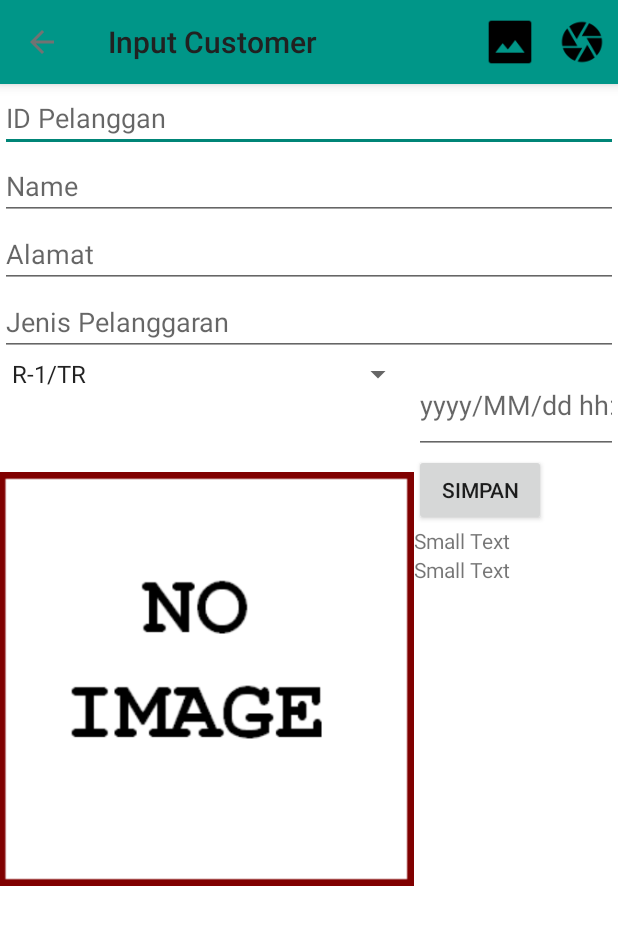
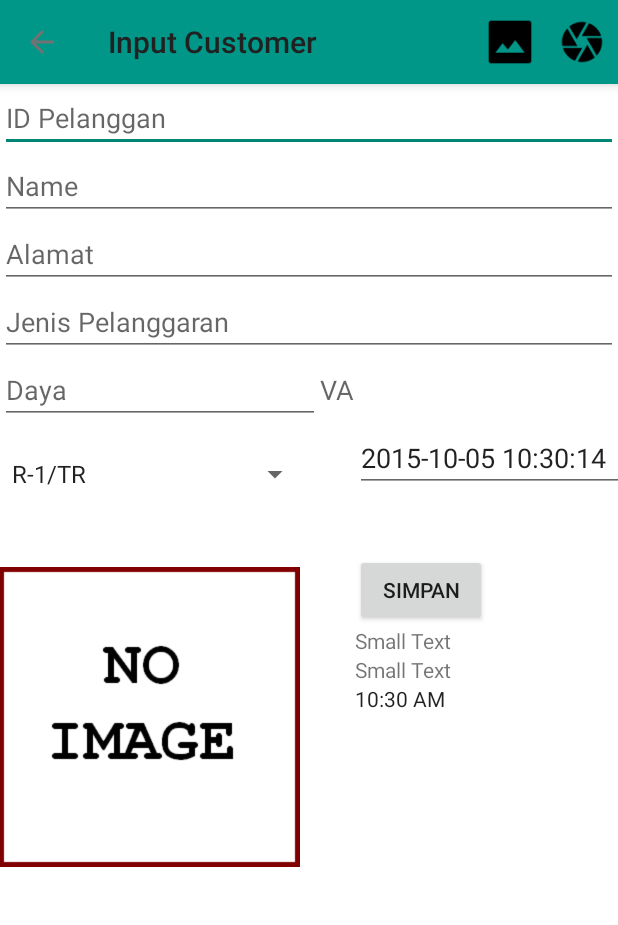
Before and after one commit to Dtech-Dev/Metal, an Android app: the InputCustomerActivity screen opened directly, with no data from a screen before it, on a phone screen of 412 x 824 dp. Shown: the top 925 px of the screen. Run offline under Robolectric (Android 15) with nearby library versions, the phone set to English and light mode, and no system bars; libraries missing offline, so code that uses them is left out: com.orm.

Commit message:
[FIX] a little fix
i dunno what to say.. just see at each file..

```diff
--- a/app/src/main/java/com/dtech/orm/ImageCustomer.java
+++ b/app/src/main/java/com/dtech/orm/ImageCustomer.java
@@ -7,6 +7,7 @@ import android.util.Base64;
 import com.orm.SugarRecord;
 
 import java.io.ByteArrayOutputStream;
+import java.math.BigDecimal;
 import java.text.SimpleDateFormat;
 import java.util.Calendar;
 import java.util.Collections;
@@ -29,6 +30,7 @@ public class ImageCustomer extends SugarRecord<ImageCustomer> {
     private String imageTest;
     private String foulType;
     private String foulDate;
+    private BigDecimal daya;
 
     private static final Bitmap.CompressFormat DEFAULT_COMPRESS_FORMAT = Bitmap.CompressFormat.JPEG;
     private static final int DEFAULT_COMPRESSION = 60;
@@ -36,7 +38,7 @@ public class ImageCustomer extends SugarRecord<ImageCustomer> {
     public ImageCustomer() {}
 
     public ImageCustomer(Customer customer, String name, String longitude, String latitude
-            , String imageTest, String foulType, String foulDate) {
+            , String imageTest, String foulType, String foulDate, BigDecimal daya) {
         this.setCustomer(customer);
         this.setName(name);
         this.setLongitude(longitude);
@@ -44,6 +46,7 @@ public class ImageCustomer extends SugarRecord<ImageCustomer> {
         this.setImageTest(imageTest);
         this.setFoulType(foulType);
         this.setFoulDate(foulDate);
+        this.setDaya(daya);
     }
 
     //Getter and Setter
@@ -155,8 +158,16 @@ public class ImageCustomer extends SugarRecord<ImageCustomer> {
         this.foulDate = foulDate;
     }
 
+    public BigDecimal getDaya() {
+        return daya;
+    }
+
+    public void setDaya(BigDecimal daya) {
+        this.daya = daya;
+    }
+
     public static String dateToString(Date date, String format) {
-        if (format.equals(null) || format.length() <= 0)
+        if (format == null || format.length() <= 0)
             format = DEFAULT_DATETIME_FORMAT;
         SimpleDateFormat sdf = new SimpleDateFormat(format);
         return sdf.format(date);
--- a/app/src/main/java/com/dtech/posisi/InputCustomerActivity.java
+++ b/app/src/main/java/com/dtech/posisi/InputCustomerActivity.java
@@ -22,6 +22,7 @@ import android.widget.Button;
 import android.widget.EditText;
 import android.widget.ImageView;
 import android.widget.Spinner;
+import android.widget.TextClock;
 import android.widget.TextView;
 import android.widget.Toast;
 
@@ -33,6 +34,7 @@ import com.google.android.gms.location.LocationServices;
 
 import java.io.File;
 import java.io.IOException;
+import java.math.BigDecimal;
 import java.util.Calendar;
 import java.util.List;
 
@@ -55,8 +57,10 @@ public class InputCustomerActivity extends AppCompatActivity implements GoogleAp
     //    private Button btnUploadImg;
     private TextView tLat;
     private TextView tLong;
+    private TextClock textClock;
     private EditText etFoulDate;
     private ImageView imagePelanggan;
+    private EditText textDaya;
 
     private GoogleApiClient mGoogleApiClient;
 
@@ -173,16 +177,28 @@ public class InputCustomerActivity extends AppCompatActivity implements GoogleAp
                 }
 
                 if (cust == null) {
-                    Toast.makeText(InputCustomerActivity.this, "Penyimpanan gagal!! ", Toast.LENGTH_SHORT).show();
+                    Toast.makeText(InputCustomerActivity.this, "Penyimpanan gagal!! ",
+                            Toast.LENGTH_SHORT).show();
                     return;
                 }
 
-                String encodedImg = ImageCustomer.encodeImage(imagePelanggan.getDrawingCache(), null, 100);
+                String encodedImg = ImageCustomer.encodeImage(imagePelanggan.getDrawingCache(),
+                        null, 100);
+                String foulDate = etFoulDate.getText().toString(); // + " " +
+//                        textClock.getText().toString(); // TODO : later we set a time for this
                 ImageCustomer cstImage = new ImageCustomer(cust, "test", cbLat, cbLong, encodedImg
-                        , etFoulType.getText().toString(), etFoulDate.getText().toString());
+                        , etFoulType.getText().toString(), foulDate
+                        , new BigDecimal(textDaya.getText().toString()));
                 cstImage.save();
-                Toast.makeText(InputCustomerActivity.this, "Data Anda telah disimpan. ", Toast.LENGTH_SHORT).show();
+                Toast.makeText(InputCustomerActivity.this, "Data Anda telah disimpan. ",
+                        Toast.LENGTH_SHORT).show();
 
+                resetFields();
+            }
+        });
+    }
+
+    private void resetFields() {
         etCode.setText("");
         etName.setText("");
         etAddress.setText("");
@@ -191,8 +207,7 @@ public class InputCustomerActivity extends AppCompatActivity implements GoogleAp
         tLat.setText("");
         tLong.setText("");
         imagePelanggan.setImageBitmap(null);
-            }
-        });
+        textDaya.setText("0");
     }
 
     private void setEditTextCustInfo() {
@@ -204,6 +219,8 @@ public class InputCustomerActivity extends AppCompatActivity implements GoogleAp
         etFoulDate.setText(ImageCustomer.dateToString(Calendar.getInstance().getTime(), null));
         tLat = (TextView) findViewById(R.id.tLat);
         tLong = (TextView) findViewById(R.id.tLong);
+        textDaya = (EditText) findViewById(R.id.textDaya);
+        textClock = (TextClock) findViewById(R.id.textClock);
 
         etCode = (EditText) findViewById(R.id.textCustID);
         etCode.addTextChangedListener(new TextWatcher() {
@@ -220,16 +237,13 @@ public class InputCustomerActivity extends AppCompatActivity implements GoogleAp
                         for (Customer custx : cust) {
                             etName.setText(custx.getName());
                             etAddress.setText(custx.getAddress());
-                            etFoulType.setText(custx.getTarifdaya());
                             tLat.setText(custx.getLastXPosition());
                             tLong.setText(custx.getLastYPosition());
                             setSpinnerTarif(custx.getTarifdaya());
                         }
                     } else {
-                        etCode.setText("");
                         etName.setText("");
                         etAddress.setText("");
-                        etFoulType.setText("");
                         setSpinnerTarif("");
                         tLat.setText("");
                         tLong.setText("");
--- a/app/src/main/java/com/dtech/posisi/NavDrawerFragment.java
+++ b/app/src/main/java/com/dtech/posisi/NavDrawerFragment.java
@@ -12,12 +12,10 @@ import android.support.v7.app.ActionBarDrawerToggle;
 import android.support.v7.widget.LinearLayoutManager;
 import android.support.v7.widget.RecyclerView;
 import android.view.GestureDetector;
-import android.view.Gravity;
 import android.view.LayoutInflater;
 import android.view.MotionEvent;
 import android.view.View;
 import android.view.ViewGroup;
-import android.widget.Button;
 
 import java.util.ArrayList;
 import java.util.List;
@@ -108,7 +106,7 @@ public class NavDrawerFragment extends Fragment {
 
         int[] icons={R.drawable.ic_polymer_black_24dp, R.drawable.ic_camera_enhance_black_24dp,
                 R.drawable.ic_room_black_24dp, R.drawable.ic_assignment_ind_black_24dp};
-        String[] title={"Input", "Gallery", "Check Map", "Show Log"};
+        String[] title={"Input Pelanggaran", "Gallery", "Check Map", "Show Log"};
         for (int i=0;i<title.length && i<icons.length; i++){
             Information current=new Information();
             current.title=title[i];
--- a/app/src/main/res/layout/activity_input_customer.xml
+++ b/app/src/main/res/layout/activity_input_customer.xml
@@ -7,19 +7,16 @@
         android:layout_width="match_parent"
         android:layout_height="match_parent">
 
-        <include
-            android:layout_width="wrap_content"
-            android:layout_height="wrap_content"
-            layout="@layout/app_bar"
-            android:layout_alignParentTop="true"
-            android:id="@+id/barInputCust"
-            android:layout_alignParentRight="true"
-            android:layout_alignParentEnd="true"
+        <TableLayout
+            android:orientation="vertical"
+            android:layout_width="match_parent"
+            android:layout_height="match_parent"
+            android:layout_below="@+id/barInputCust"
             android:layout_alignParentLeft="true"
-            android:layout_alignParentStart="true" />
+            android:layout_alignParentStart="true">
 
             <EditText
-            android:layout_width="wrap_content"
+                android:layout_width="match_parent"
                 android:layout_height="wrap_content"
                 android:id="@+id/textCustID"
                 android:layout_below="@+id/barInputCust"
@@ -30,7 +27,7 @@
                 android:layout_alignParentEnd="true" />
 
             <EditText
-            android:layout_width="wrap_content"
+                android:layout_width="match_parent"
                 android:layout_height="wrap_content"
                 android:inputType="textPersonName"
                 android:ems="10"
@@ -43,7 +40,7 @@
                 android:layout_alignParentEnd="true" />
 
             <EditText
-            android:layout_width="wrap_content"
+                android:layout_width="match_parent"
                 android:layout_height="wrap_content"
                 android:inputType="textMultiLine"
                 android:ems="10"
@@ -56,7 +53,7 @@
                 android:layout_alignParentEnd="true" />
 
             <EditText
-            android:layout_width="wrap_content"
+                android:layout_width="match_parent"
                 android:layout_height="wrap_content"
                 android:id="@+id/textJenisPelanggaran"
                 android:layout_below="@+id/textCustAddress"
@@ -66,14 +63,120 @@
                 android:layout_alignParentRight="true"
                 android:layout_alignParentEnd="true" />
 
-        <!--<Button
+            <TableRow
+                android:layout_width="match_parent"
+                android:layout_height="match_parent"
+                android:layout_row="0"
+                android:layout_column="0">
+
+                <GridLayout
+                    android:layout_width="match_parent"
+                    android:layout_height="match_parent">
+
+                    <EditText
                         android:layout_width="wrap_content"
                         android:layout_height="wrap_content"
-            android:text="Upload Image"
-            android:id="@+id/btnUploadImg"
-            android:layout_alignTop="@+id/imageView"
-            android:layout_alignRight="@+id/btnSaveInputCust"
-            android:layout_alignEnd="@+id/btnSaveInputCust" />-->
+                        android:inputType="number"
+                        android:ems="10"
+                        android:id="@+id/textDaya"
+                        android:hint="Daya" />
+
+                    <TextView
+                        android:layout_width="wrap_content"
+                        android:layout_height="wrap_content"
+                        android:textAppearance="?android:attr/textAppearanceMedium"
+                        android:text="VA"
+                        android:id="@+id/labelDaya"
+                        android:layout_column="1" />
+                </GridLayout>
+
+            </TableRow>
+
+            <TableRow
+                android:layout_width="match_parent"
+                android:layout_height="match_parent">
+
+                <GridLayout
+                    android:layout_width="match_parent"
+                    android:layout_height="match_parent">
+
+                    <Spinner
+                        android:layout_width="207dp"
+                        android:layout_height="wrap_content"
+                        android:id="@+id/spinnerTarif"
+                        android:layout_below="@+id/textJenisPelanggaran"
+                        android:layout_alignParentLeft="true"
+                        android:layout_alignParentStart="true"
+                        android:spinnerMode="dialog"
+                        android:layout_toLeftOf="@+id/textFoulDate"
+                        android:layout_toStartOf="@+id/textFoulDate"
+                        android:layout_row="1"
+                        android:layout_column="0" />
+
+                </GridLayout>
+
+                <GridLayout
+                    android:layout_width="match_parent"
+                    android:layout_height="match_parent"
+                    android:layout_column="1">
+
+                    <EditText
+                        android:layout_width="wrap_content"
+                        android:layout_height="wrap_content"
+                        android:inputType="date"
+                        android:ems="10"
+                        android:id="@+id/textFoulDate"
+                        android:layout_alignParentRight="true"
+                        android:layout_alignParentEnd="true"
+                        android:layout_below="@+id/textJenisPelanggaran"
+                        android:layout_toRightOf="@+id/imageView"
+                        android:layout_toEndOf="@+id/imageView"
+                        android:layout_above="@+id/imageView"
+                        android:hint="yyyy/MM/dd" />
+                </GridLayout>
+            </TableRow>
+
+            <TableRow
+                android:layout_width="match_parent"
+                android:layout_height="match_parent">
+
+                <GridLayout
+                    android:layout_width="match_parent"
+                    android:layout_height="match_parent">
+
+                    <ImageView
+                        android:layout_width="200dp"
+                        android:layout_height="wrap_content"
+                        android:id="@+id/imageView"
+                        android:src="@drawable/no_image_large"
+                        android:layout_alignParentLeft="false"
+                        android:layout_alignParentStart="true"
+                        android:layout_toStartOf="@+id/btnSaveInputCust"
+                        android:layout_alignTop="@+id/btnSaveInputCust"
+                        android:layout_toLeftOf="@+id/btnSaveInputCust"
+                        android:layout_row="0"
+                        android:layout_column="0" />
+
+                    <TextView
+                        android:layout_width="wrap_content"
+                        android:layout_height="wrap_content"
+                        android:textAppearance="?android:attr/textAppearanceSmall"
+                        android:text="Small Text"
+                        android:id="@+id/textImageName"
+                        android:layout_marginTop="26dp"
+                        android:layout_below="@+id/tLat"
+                        android:layout_alignLeft="@+id/tLong"
+                        android:layout_alignStart="@+id/tLong"
+                        android:visibility="invisible"
+                        android:layout_row="1"
+                        android:layout_column="0" />
+
+                </GridLayout>
+
+                <GridLayout
+                    android:layout_width="match_parent"
+                    android:layout_height="match_parent"
+                    android:layout_column="1">
 
                     <Button
                         android:layout_width="wrap_content"
@@ -85,29 +188,14 @@
                         android:layout_marginTop="41dp"
                         android:layout_below="@+id/spinnerTarif"
                         android:layout_alignParentRight="true"
-            android:layout_alignParentEnd="true" />
+                        android:layout_alignParentEnd="true"
+                        android:layout_gravity="left" />
 
-        <ImageView
-            android:layout_width="200dp"
-            android:layout_height="wrap_content"
-            android:id="@+id/imageView"
-            android:src="@drawable/no_image_large"
-            android:layout_alignParentLeft="false"
-            android:layout_alignParentStart="true"
-            android:layout_toStartOf="@+id/btnSaveInputCust"
-            android:layout_alignTop="@+id/btnSaveInputCust"
-            android:layout_toLeftOf="@+id/btnSaveInputCust" />
-
-        <Spinner
-            android:layout_width="wrap_content"
-            android:layout_height="wrap_content"
-            android:id="@+id/spinnerTarif"
-            android:layout_below="@+id/textJenisPelanggaran"
-            android:layout_alignParentLeft="true"
-            android:layout_alignParentStart="true"
-            android:spinnerMode="dialog"
-            android:layout_toLeftOf="@+id/textFoulDate"
-            android:layout_toStartOf="@+id/textFoulDate" />
+                    <GridLayout
+                        android:layout_width="166dp"
+                        android:layout_height="match_parent"
+                        android:layout_row="1"
+                        android:layout_column="0">
 
                         <TextView
                             android:layout_width="wrap_content"
@@ -127,33 +215,43 @@
                             android:id="@+id/tLat"
                             android:layout_below="@+id/btnSaveInputCust"
                             android:layout_toRightOf="@+id/imageView"
-            android:layout_toEndOf="@+id/imageView" />
+                            android:layout_toEndOf="@+id/imageView"
+                            android:layout_row="1"
+                            android:layout_column="0" />
 
-        <TextView
+                        <TextClock
                             android:layout_width="wrap_content"
                             android:layout_height="wrap_content"
-            android:textAppearance="?android:attr/textAppearanceSmall"
-            android:text="Small Text"
-            android:id="@+id/textImageName"
-            android:layout_marginTop="26dp"
-            android:layout_below="@+id/tLat"
-            android:layout_alignLeft="@+id/tLong"
-            android:layout_alignStart="@+id/tLong"
-            android:visibility="invisible" />
+                            android:id="@+id/textClock"
+                            android:layout_row="2"
+                            android:layout_column="0" />
 
-        <EditText
+                    </GridLayout>
+                </GridLayout>
+
+            </TableRow>
+
+        </TableLayout>
+
+        <include
+            android:layout_width="396dp"
+            android:layout_height="wrap_content"
+            layout="@layout/app_bar"
+            android:layout_alignParentTop="true"
+            android:id="@+id/barInputCust"
+            android:layout_alignParentRight="true"
+            android:layout_alignParentEnd="true"
+            android:layout_alignParentLeft="true"
+            android:layout_alignParentStart="true" />
+
+        <!--<Button
             android:layout_width="wrap_content"
             android:layout_height="wrap_content"
-            android:inputType="date"
-            android:ems="10"
-            android:id="@+id/textFoulDate"
-            android:layout_alignParentRight="true"
-            android:layout_alignParentEnd="true"
-            android:layout_below="@+id/textJenisPelanggaran"
-            android:layout_toRightOf="@+id/imageView"
-            android:layout_toEndOf="@+id/imageView"
-            android:layout_above="@+id/imageView"
-            android:hint="yyyy/MM/dd hh:mm:ss" />
+            android:text="Upload Image"
+            android:id="@+id/btnUploadImg"
+            android:layout_alignTop="@+id/imageView"
+            android:layout_alignRight="@+id/btnSaveInputCust"
+            android:layout_alignEnd="@+id/btnSaveInputCust" />-->
 
         <!-- <Button
              android:layout_width="wrap_content"
@@ -166,6 +264,7 @@
              android:layout_alignEnd="@+id/btnUploadImg" />-->
 
     </RelativeLayout>
+
     <!--<fragment-->
         <!--android:id="@+id/nav_drawer"-->
         <!--android:layout_width="@dimen/nav_drawer_width"-->
```
Lines whose indentation alone changed are shown as unchanged.
